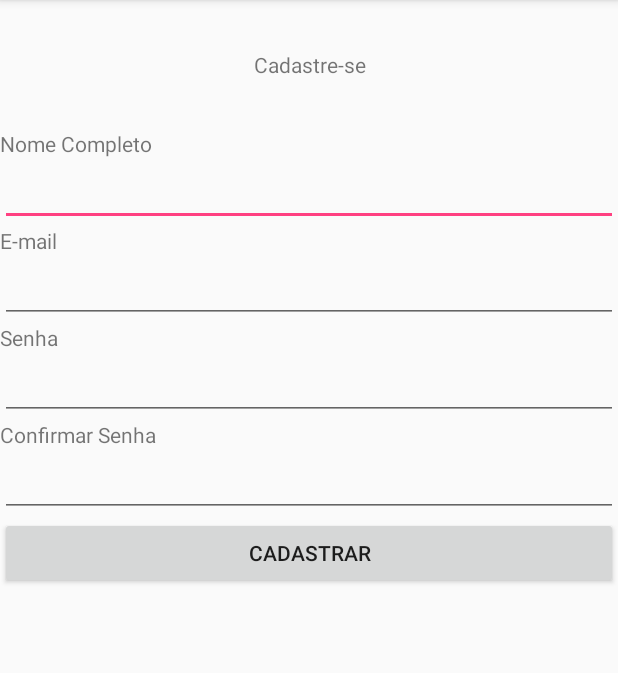
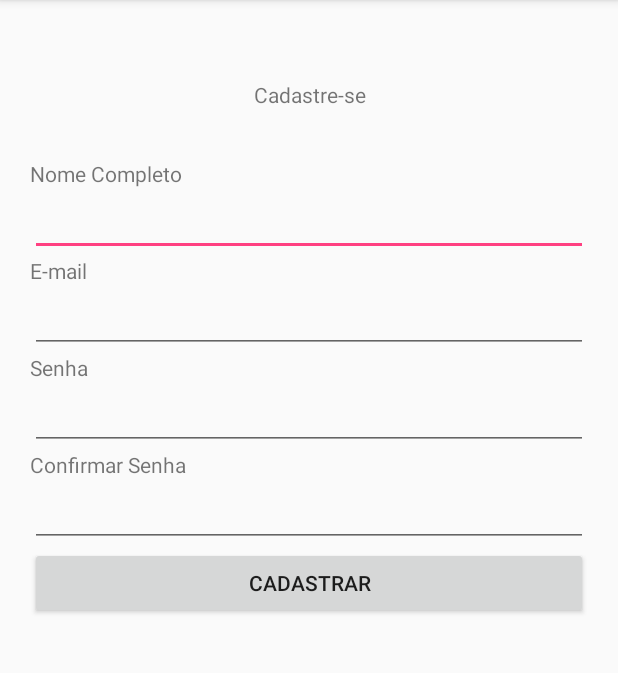
Before and after one commit to EduMeurer999/Organizeme, an Android app: the screen it shows after launch (CadastroActivity), after a tap on "Não é cadastrado?", on a phone screen of 412 x 824 dp, the part 84-757 px from its top. Run offline under Robolectric (Android 15) with nearby library versions, the phone set to English and light mode, and no system bars.

Commit message:
Adicionado padding 20dp (telas de login e cadastro)

```diff
--- a/app/src/main/java/com/example/a20151inf0182/organizeme/Database.java
+++ b/app/src/main/java/com/example/a20151inf0182/organizeme/Database.java
@@ -15,6 +15,7 @@ import java.util.ArrayList;
 public class Database extends SQLiteOpenHelper {
     public static String NOME_BANCO;
     public static String SQL;
+    public static String [] Dados = new String[10];
     public static Context CONTEXT;
     public Database(Context context, String nomeBanco, String sql){
         super(context, nomeBanco, null, 1);
--- a/app/src/main/res/layout/activity_cadastro.xml
+++ b/app/src/main/res/layout/activity_cadastro.xml
@@ -5,6 +5,7 @@
     android:layout_width="match_parent"
     android:layout_height="match_parent"
     tools:context="com.example.a20151inf0182.organizeme.CadastroActivity"
+    android:padding="20dp"
     android:orientation="vertical">
 
     <TextView
--- a/app/src/main/res/layout/activity_main.xml
+++ b/app/src/main/res/layout/activity_main.xml
@@ -6,6 +6,7 @@
     android:layout_height="match_parent"
     android:gravity="center_horizontal"
     android:orientation="vertical"
+    android:padding="20dp"
     tools:context="com.example.a20151inf0182.organizeme.MainActivity">
 
     <ImageView
```
Also changed, not shown: app/src/main/java/com/example/a20151inf0182/organizeme/CadastroActivity.java (line endings or trailing spaces).
